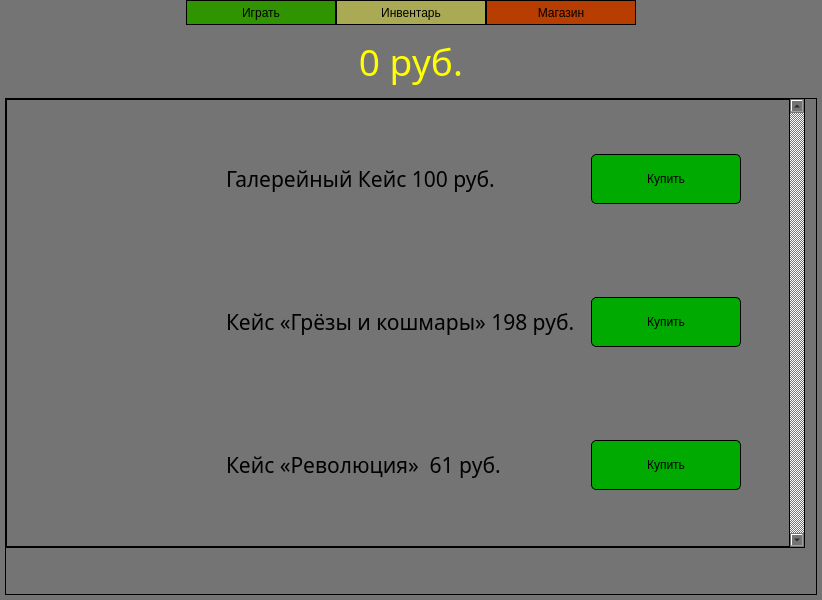
The window that src/MazeWindow.ui (Leksusmart/Maze_Case) describes before a commit, drawn with Qt 5.
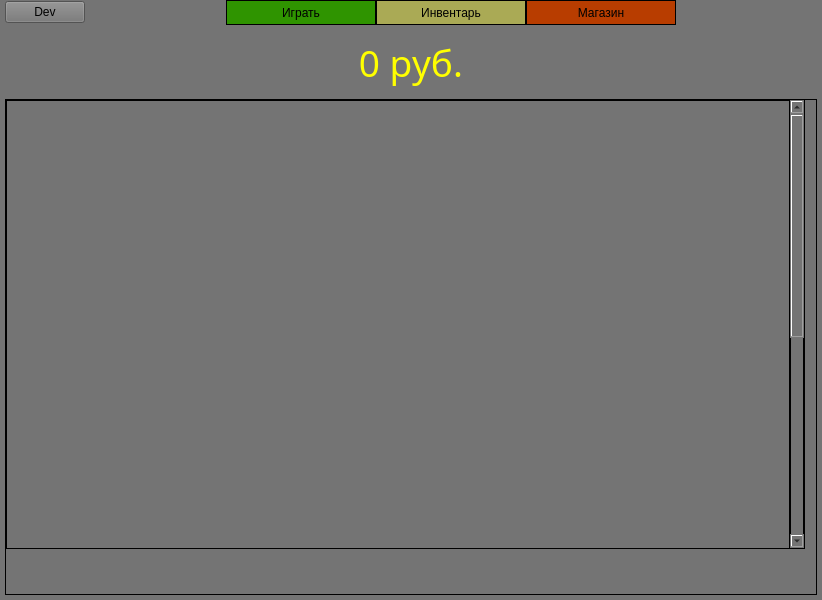
The same window after the commit. Icons and pictures are not drawn.

Commit message: Added dev inventory Added ability to check steamItem page by clicking on info button Redesigned item pictures Now Inventory has less space to save other fixes

Diff of the .ui file:
```diff
--- a/src/MazeWindow.ui
+++ b/src/MazeWindow.ui
@@ -68,6 +68,13 @@
       <property name="spacing">
        <number>0</number>
       </property>
+      <item>
+       <widget class="QPushButton" name="ButtonDev">
+        <property name="text">
+         <string>Dev</string>
+        </property>
+       </widget>
+      </item>
       <item>
        <spacer name="horizontalSpacer_9">
         <property name="orientation">
@@ -212,6 +219,9 @@
     </item>
     <item>
      <layout class="QHBoxLayout" name="horizontalLayout_7">
+      <property name="topMargin">
+       <number>1</number>
+      </property>
       <item>
        <spacer name="horizontalSpacer_10">
         <property name="orientation">
@@ -359,7 +369,7 @@
        <enum>Qt::FocusPolicy::StrongFocus</enum>
       </property>
       <property name="currentIndex">
-       <number>2</number>
+       <number>3</number>
       </property>
       <widget class="QWidget" name="page_Maze">
        <layout class="QHBoxLayout" name="horizontalLayout_9">
@@ -1592,6 +1602,312 @@
         </widget>
        </widget>
       </widget>
+      <widget class="QWidget" name="page_Inventory_Dev">
+       <property name="styleSheet">
+        <string notr="true">border: 1px solid black;</string>
+       </property>
+       <widget class="QScrollArea" name="scrollArea_Inventory_Dev">
+        <property name="geometry">
+         <rect>
+          <x>0</x>
+          <y>0</y>
+          <width>800</width>
+          <height>450</height>
+         </rect>
+        </property>
+        <property name="minimumSize">
+         <size>
+          <width>800</width>
+          <height>450</height>
+         </size>
+        </property>
+        <property name="verticalScrollBarPolicy">
+         <enum>Qt::ScrollBarPolicy::ScrollBarAlwaysOn</enum>
+        </property>
+        <property name="horizontalScrollBarPolicy">
+         <enum>Qt::ScrollBarPolicy::ScrollBarAlwaysOff</enum>
+        </property>
+        <property name="widgetResizable">
+         <bool>true</bool>
+        </property>
+        <property name="alignment">
+         <set>Qt::AlignmentFlag::AlignLeading|Qt::AlignmentFlag::AlignLeft|Qt::AlignmentFlag::AlignTop</set>
+        </property>
+        <widget class="QWidget" name="scrollAreaWidgetContents_Inventory_Dev">
+         <property name="geometry">
+          <rect>
+           <x>0</x>
+           <y>0</y>
+           <width>784</width>
+           <height>839</height>
+          </rect>
+         </property>
+         <layout class="QGridLayout" name="gridLayout_Dev">
+          <property name="sizeConstraint">
+           <enum>QLayout::SizeConstraint::SetMinimumSize</enum>
+          </property>
+          <property name="leftMargin">
+           <number>5</number>
+          </property>
+          <property name="topMargin">
+           <number>5</number>
+          </property>
+          <property name="rightMargin">
+           <number>5</number>
+          </property>
+          <property name="bottomMargin">
+           <number>3</number>
+          </property>
+          <property name="horizontalSpacing">
+           <number>0</number>
+          </property>
+          <property name="verticalSpacing">
+           <number>15</number>
+          </property>
+          <item row="1" column="2">
+           <widget class="QFrame" name="frame_13">
+            <property name="minimumSize">
+             <size>
+              <width>166</width>
+              <height>126</height>
+             </size>
+            </property>
+            <property name="maximumSize">
+             <size>
+              <width>166</width>
+              <height>126</height>
+             </size>
+            </property>
+            <property name="styleSheet">
+             <string notr="true">background-color: rgba(0, 0, 0, 0);
+border: 0;</string>
+            </property>
+           </widget>
+          </item>
+          <item row="4" column="0">
+           <widget class="QFrame" name="frame_14">
+            <property name="minimumSize">
+             <size>
+              <width>166</width>
+              <height>126</height>
+             </size>
+            </property>
+            <property name="maximumSize">
+             <size>
+              <width>166</width>
+              <height>126</height>
+             </size>
+            </property>
+            <property name="styleSheet">
+             <string notr="true">background-color: rgba(0, 0, 0, 0);
+border: 0;</string>
+            </property>
+           </widget>
+          </item>
+          <item row="0" column="2">
+           <widget class="QFrame" name="frame_15">
+            <property name="minimumSize">
+             <size>
+              <width>166</width>
+              <height>126</height>
+             </size>
+            </property>
+            <property name="maximumSize">
+             <size>
+              <width>166</width>
+              <height>126</height>
+             </size>
+            </property>
+            <property name="styleSheet">
+             <string notr="true">background-color: rgba(0, 0, 0, 0);
+border: 0;</string>
+            </property>
+           </widget>
+          </item>
+          <item row="3" column="0">
+           <widget class="QFrame" name="frame_16">
+            <property name="minimumSize">
+             <size>
+              <width>166</width>
+              <height>126</height>
+             </size>
+            </property>
+            <property name="maximumSize">
+             <size>
+              <width>166</width>
+              <height>126</height>
+             </size>
+            </property>
+            <property name="styleSheet">
+             <string notr="true">background-color: rgba(0, 0, 0, 0);
+border: 0;</string>
+            </property>
+           </widget>
+          </item>
+          <item row="1" column="3">
+           <widget class="QFrame" name="frame_17">
+            <property name="minimumSize">
+             <size>
+              <width>166</width>
+              <height>126</height>
+             </size>
+            </property>
+            <property name="maximumSize">
+             <size>
+              <width>166</width>
+              <height>126</height>
+             </size>
+            </property>
+            <property name="styleSheet">
+             <string notr="true">background-color: rgba(0, 0, 0, 0);
+border: 0;</string>
+            </property>
+           </widget>
+          </item>
+          <item row="0" column="3">
+           <widget class="QFrame" name="frame_18">
+            <property name="minimumSize">
+             <size>
+              <width>166</width>
+              <height>126</height>
+             </size>
+            </property>
+            <property name="maximumSize">
+             <size>
+              <width>166</width>
+              <height>126</height>
+             </size>
+            </property>
+            <property name="styleSheet">
+             <string notr="true">background-color: rgba(0, 0, 0, 0);
+border: 0;</string>
+            </property>
+           </widget>
+          </item>
+          <item row="0" column="1">
+           <widget class="QFrame" name="frame_19">
+            <property name="minimumSize">
+             <size>
+              <width>166</width>
+              <height>126</height>
+             </size>
+            </property>
+            <property name="maximumSize">
+             <size>
+              <width>166</width>
+              <height>126</height>
+             </size>
+            </property>
+            <property name="styleSheet">
+             <string notr="true">background-color: rgba(0, 0, 0, 0);
+border: 0;</string>
+            </property>
+           </widget>
+          </item>
+          <item row="2" column="0">
+           <widget class="QFrame" name="frame_20">
+            <property name="minimumSize">
+             <size>
+              <width>166</width>
+              <height>126</height>
+             </size>
+            </property>
+            <property name="maximumSize">
+             <size>
+              <width>166</width>
+              <height>126</height>
+             </size>
+            </property>
+            <property name="styleSheet">
+             <string notr="true">background-color: rgba(0, 0, 0, 0);
+border: 0;</string>
+            </property>
+           </widget>
+          </item>
+          <item row="1" column="0">
+           <widget class="QFrame" name="frame_21">
+            <property name="minimumSize">
+             <size>
+              <width>166</width>
+              <height>126</height>
+             </size>
+            </property>
+            <property name="maximumSize">
+             <size>
+              <width>166</width>
+              <height>126</height>
+             </size>
+            </property>
+            <property name="styleSheet">
+             <string notr="true">background-color: rgba(0, 0, 0, 0);
+border: 0;</string>
+            </property>
+           </widget>
+          </item>
+          <item row="0" column="0">
+           <widget class="QFrame" name="frame_22">
+            <property name="minimumSize">
+             <size>
+              <width>166</width>
+              <height>126</height>
+             </size>
+            </property>
+            <property name="maximumSize">
+             <size>
+              <width>166</width>
+              <height>126</height>
+             </size>
+            </property>
+            <property name="styleSheet">
+             <string notr="true">background-color: rgba(0, 0, 0, 0);
+border: 0;</string>
+            </property>
+           </widget>
+          </item>
+          <item row="1" column="1">
+           <widget class="QFrame" name="frame_23">
+            <property name="minimumSize">
+             <size>
+              <width>166</width>
+              <height>126</height>
+             </size>
+            </property>
+            <property name="maximumSize">
+             <size>
+              <width>166</width>
+              <height>126</height>
+             </size>
+            </property>
+            <property name="styleSheet">
+             <string notr="true">background-color: rgba(0, 0, 0, 0);
+border: 0;</string>
+            </property>
+           </widget>
+          </item>
+          <item row="5" column="0">
+           <widget class="QFrame" name="frame_24">
+            <property name="minimumSize">
+             <size>
+              <width>166</width>
+              <height>126</height>
+             </size>
+            </property>
+            <property name="maximumSize">
+             <size>
+              <width>166</width>
+              <height>126</height>
+             </size>
+            </property>
+            <property name="styleSheet">
+             <string notr="true">background-color: rgba(0, 0, 0, 0);
+border: 0;</string>
+            </property>
+           </widget>
+          </item>
+         </layout>
+        </widget>
+       </widget>
+      </widget>
      </widget>
     </item>
    </layout>
```
The commit also changes 129 other files.
